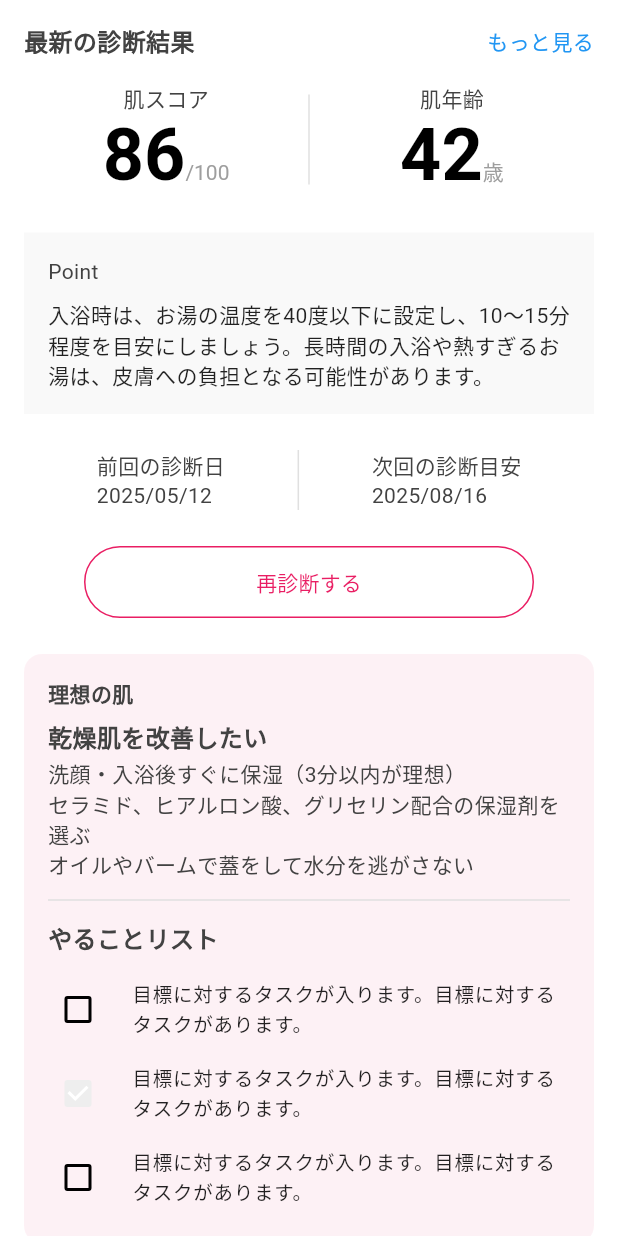
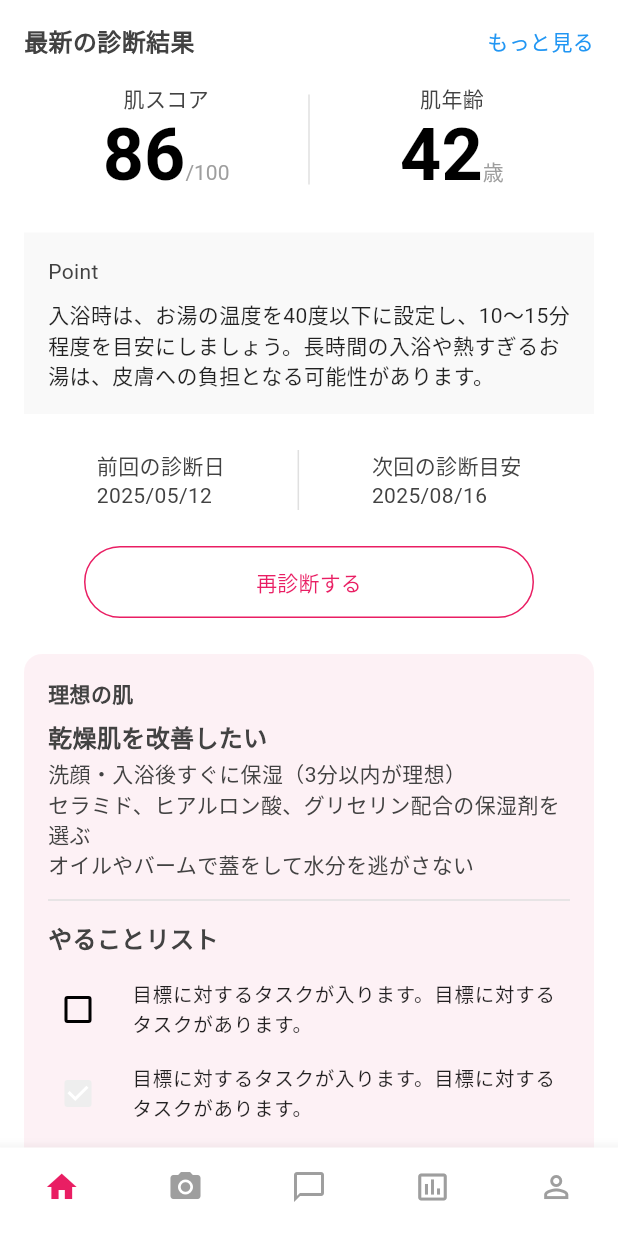
Before and after one commit to Shivansh722/reme, a Flutter app: the screen it shows after launch, on a phone screen of 412 x 824 dp. Run offline on Flutter 3.47's test engine with Material 3 defaults, Android fonts, the phone set to English and light mode, and no system bars; our stand-ins replace firebase_auth, firebase_core, flutter_dotenv, google_sign_in, image_picker, permission_handler; missing offline and left inert: flutter_line_sdk, google_mlkit_face_detection; accounts and stored records are empty.

Commit message:
feat: add a bottom nav bar

```diff
--- a/reme/lib/src/features/home/views/homeView_main.dart
+++ b/reme/lib/src/features/home/views/homeView_main.dart
@@ -1,12 +1,47 @@
 import 'package:flutter/material.dart';
 import 'package:reme/src/features/home/widgets/recommendedCard.dart';
+import 'package:reme/src/features/shared/Widgets/bottom_nav_bar.dart';
 
-class HomeviewMain extends StatelessWidget {
+class HomeviewMain extends StatefulWidget {
   const HomeviewMain({super.key});
 
   @override
+  State<HomeviewMain> createState() => _HomeviewMainState();
+}
+
+class _HomeviewMainState extends State<HomeviewMain> {
+  int _currentIndex = 0;
+
+  @override
   Widget build(BuildContext context) {
+    return Scaffold(
+      body: _getBody(),
+      bottomNavigationBar: CustomBottomNavBar(
+        currentIndex: _currentIndex,
+        onTap: (index) {
+          setState(() {
+            _currentIndex = index;
+          });
+        },
+      ),
+    );
+  }
+
+  Widget _getBody() {
+    switch (_currentIndex) {
+      case 0:
         return DiagnosisScreen();
+      case 1:
+        return Center(child: Text("Camera Screen"));
+      case 2:
+        return Center(child: Text("Chat Screen"));
+      case 3:
+        return Center(child: Text("Chart Screen"));
+      case 4:
+        return Center(child: Text("Profile Screen"));
+      default:
+        return DiagnosisScreen();
+    }
   }
 }
 
@@ -19,15 +54,13 @@ class DiagnosisScreen extends StatelessWidget {
               color: Colors.black87,
             )),
         controlAffinity: ListTileControlAffinity.leading,
-            contentPadding: EdgeInsets.zero, // Remove default padding
-            dense: true, // Makes the tile more compact
+        contentPadding: EdgeInsets.zero,
+        dense: true,
       );
 
   @override
   Widget build(BuildContext context) {
-    return Scaffold(
-      backgroundColor: Colors.white,
-      body: SingleChildScrollView(
+    return SingleChildScrollView(
       padding: EdgeInsets.symmetric(horizontal: 16, vertical: 16),
       child: Column(
         crossAxisAlignment: CrossAxisAlignment.start,
@@ -231,8 +264,8 @@ class DiagnosisScreen extends StatelessWidget {
              ],
            ),
 
+          SizedBox(height: 24),
         ],
-      ),
       ),
     );
   }
--- a/reme/lib/src/features/shared/Widgets/bottom_nav_bar.dart
+++ b/reme/lib/src/features/shared/Widgets/bottom_nav_bar.dart
@@ -0,0 +1,47 @@
+import 'package:flutter/material.dart';
+
+class CustomBottomNavBar extends StatelessWidget {
+  final int currentIndex;
+  final Function(int) onTap;
+
+  const CustomBottomNavBar({
+    Key? key,
+    required this.currentIndex,
+    required this.onTap,
+  }) : super(key: key);
+
+  @override
+  Widget build(BuildContext context) {
+    return BottomNavigationBar(
+      currentIndex: currentIndex,
+      onTap: onTap,
+      selectedItemColor: Colors.pink,
+      unselectedItemColor: Colors.grey,
+      showSelectedLabels: false,
+      showUnselectedLabels: false,
+      type: BottomNavigationBarType.fixed,
+      items: const [
+        BottomNavigationBarItem(
+          icon: Icon(Icons.home),
+          label: '',
+        ),
+        BottomNavigationBarItem(
+          icon: Icon(Icons.camera_alt),
+          label: '',
+        ),
+        BottomNavigationBarItem(
+          icon: Icon(Icons.chat_bubble_outline),
+          label: '',
+        ),
+        BottomNavigationBarItem(
+          icon: Icon(Icons.insert_chart_outlined),
+          label: '',
+        ),
+        BottomNavigationBarItem(
+          icon: Icon(Icons.person_outline),
+          label: '',
+        ),
+      ],
+    );
+  }
+}
```
Lines whose indentation alone changed are shown as unchanged.
